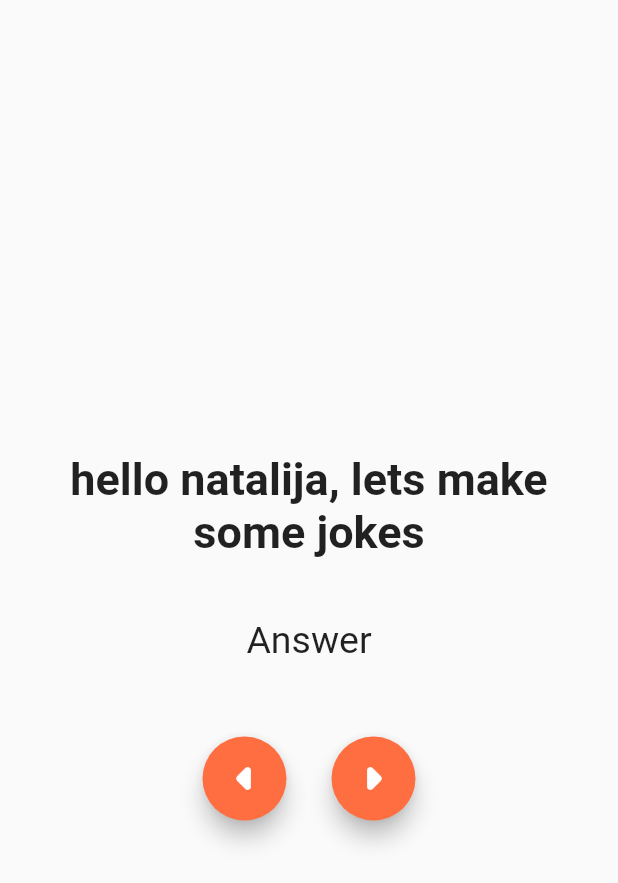
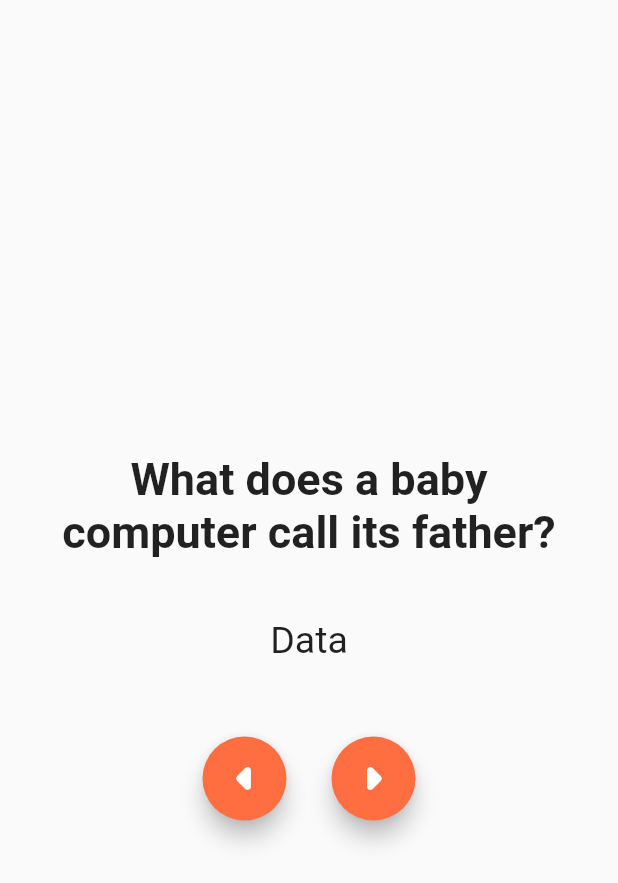
Before and after one commit to natalija-margaric/Flutter-Jokes, a Flutter app: the screen it shows after launch, on a phone screen of 412 x 824 dp. Shown: the top 883 px of the screen. Run offline on Flutter 3.47's test engine with Material 2 defaults, Android fonts, the phone set to English and light mode, and no system bars; missing offline and left inert: dart:ffi.

Commit message:
Dart code

```diff
--- a/lib/main.dart
+++ b/lib/main.dart
@@ -6,7 +6,54 @@ void main() {
   runApp(MyApp());
 }
 
-class MyApp extends StatelessWidget {
+class MyApp extends StatefulWidget {
+  @override
+  createState() {
+    return MyAppState();
+  }
+}
+
+class MyAppState extends State {
+  var jokes = [
+    {
+      "question": "What does a baby computer call its father?",
+      "answer": "Data"
+    },
+    {"question": "Kako se ja zovem?", "answer": "Natalija"},
+    {
+      "question": "Hoću li postati flutter developer?",
+      "answer": "naravno da da"
+    },
+    {"question": "tko je bio u Zagrebu?", "answer": "Marko"}
+  ];
+
+  var jokeIndex = 0;
+
+  changeJokeIndex(String direction) {
+    if (direction == "next") {
+      if (jokeIndex != jokes.length - 1) {
+        setState(() {
+          jokeIndex++;
+        });
+      } else {
+        setState(() {
+          jokeIndex = 0;
+        });
+      }
+    } else if (direction == "previous") {
+      if (jokeIndex != 0) {
+        setState(() {
+          jokeIndex--;
+        });
+      } else {
+        setState(() {
+          jokeIndex = jokes.length - 1;
+        });
+      }
+    }
+  }
+
+  @override
   Widget build(BuildContext context) {
     return MaterialApp(
       home: Scaffold(
@@ -17,7 +64,7 @@ class MyApp extends StatelessWidget {
             Container(
               margin: EdgeInsets.all(25),
               child: Text(
-                "hello natalija, lets make some jokes",
+                jokes[jokeIndex]["question"] as String,
                 style: TextStyle(fontSize: 30, fontWeight: FontWeight.bold),
                 textAlign: TextAlign.center,
               ),
@@ -25,7 +72,7 @@ class MyApp extends StatelessWidget {
             Container(
               margin: EdgeInsets.fromLTRB(25, 15, 25, 50),
               child: Text(
-                "Answer",
+                jokes[jokeIndex]["answer"] as String,
                 style: TextStyle(fontSize: 25),
                 textAlign: TextAlign.center,
               ),
@@ -36,7 +83,9 @@ class MyApp extends StatelessWidget {
                 Container(
                   margin: EdgeInsets.fromLTRB(15, 0, 15, 0),
                   child: FloatingActionButton(
-                    onPressed: null,
+                    onPressed: () {
+                      changeJokeIndex("previous");
+                    },
                     child: Icon(
                       Icons.arrow_left_rounded,
                       size: 50,
@@ -47,7 +96,9 @@ class MyApp extends StatelessWidget {
                 Container(
                   margin: EdgeInsets.fromLTRB(15, 0, 15, 0),
                   child: FloatingActionButton(
-                    onPressed: null,
+                    onPressed: () {
+                      changeJokeIndex("next");
+                    },
                     child: Icon(Icons.arrow_right_rounded, size: 50),
                     backgroundColor: Colors.deepOrangeAccent,
                   ),
```
